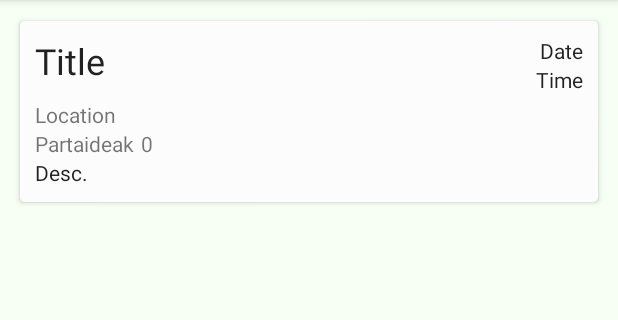
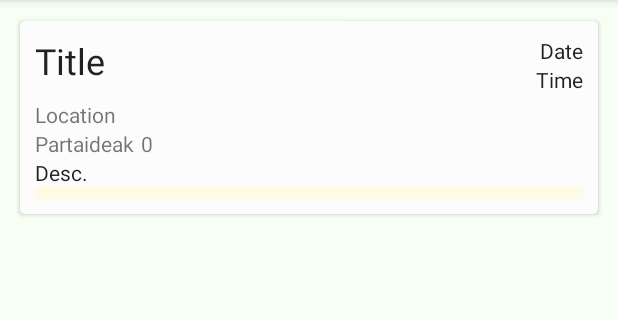
Before and after one commit to XabinCoffee/KuadrilApp, an Android app: the ReadEventActivity screen opened directly, with no data from a screen before it, on a phone screen of 412 x 824 dp, the part 84-404 px from its top. Run offline under Robolectric (Android 15) with nearby library versions, the phone set to English and light mode, and no system bars; our stand-ins replace Firebase (no records; nobody signed in at launch, a user with empty details on screens opened directly); 10 statements that could not run were skipped.

Commit message:
Show event user on detail, TODO: Edit role, add date

```diff
--- a/app/src/main/java/com/kapp/rxabin/kuadrilapp/ReadEventActivity.java
+++ b/app/src/main/java/com/kapp/rxabin/kuadrilapp/ReadEventActivity.java
@@ -5,11 +5,17 @@ import android.os.Build;
 import android.support.v7.app.ActionBar;
 import android.support.v7.app.AppCompatActivity;
 import android.os.Bundle;
+import android.support.v7.widget.LinearLayoutManager;
+import android.support.v7.widget.RecyclerView;
 import android.view.MenuItem;
 import android.view.Window;
 import android.view.WindowManager;
 import android.widget.TextView;
 
+import com.google.firebase.auth.FirebaseAuth;
+import com.google.firebase.auth.FirebaseUser;
+import com.kapp.rxabin.kuadrilapp.adapter.UserInEventAdapter;
+import com.kapp.rxabin.kuadrilapp.database.DbManager;
 import com.kapp.rxabin.kuadrilapp.obj.DateVote;
 import com.kapp.rxabin.kuadrilapp.obj.Event;
 
@@ -21,9 +27,12 @@ public class ReadEventActivity extends AppCompatActivity {
     private TextView members;
     private TextView date;
     private TextView time;
+    private RecyclerView rv;
 
     @Override
     protected void onCreate(Bundle savedInstanceState) {
+
+        FirebaseAuth mAuth = FirebaseAuth.getInstance();
 
         if (Build.VERSION.SDK_INT >= Build.VERSION_CODES.LOLLIPOP) {
             Window window = getWindow();
@@ -48,6 +57,14 @@ public class ReadEventActivity extends AppCompatActivity {
         members = (TextView) findViewById(R.id.tvMembers);
         date = (TextView) findViewById(R.id.tvDate);
         time = (TextView) findViewById(R.id.tvTime);
+        rv = (RecyclerView) findViewById(R.id.rvUsersEvent);
+
+        LinearLayoutManager mLayoutManager = new LinearLayoutManager(this);
+        rv.setLayoutManager(mLayoutManager);
+        UserInEventAdapter uieAdapter = new UserInEventAdapter(this,mAuth.getCurrentUser().getUid(), e.getUserRole());
+        DbManager.getUsernamesFromEvent(uieAdapter,e.getMembers(), mAuth.getCurrentUser().getUid());
+        rv.setAdapter(uieAdapter);
+
 
         title.setText(e.getName().toString());
         location.setText(e.getLocation().toString());
--- a/app/src/main/res/layout/activity_read_event.xml
+++ b/app/src/main/res/layout/activity_read_event.xml
@@ -5,15 +5,19 @@
     android:layout_height="match_parent"
     android:background="@color/background">
 
+    <ScrollView
+        android:layout_width="match_parent"
+        android:layout_height="match_parent">
+
         <android.support.v7.widget.CardView
             android:layout_width="match_parent"
             android:layout_height="wrap_content"
+            android:layout_margin="10dp"
             app:cardBackgroundColor="@color/grey_100"
             app:cardCornerRadius="3dp"
             app:cardElevation="2dp"
             app:cardUseCompatPadding="true"
-        app:contentPadding="4dp"
-        android:layout_margin="10dp">
+            app:contentPadding="4dp">
 
             <LinearLayout
                 android:layout_width="wrap_content"
@@ -84,16 +88,25 @@
                         android:layout_below="@+id/tvDate"
                         android:text="Time"
                         android:textAppearance="@style/TextAppearance.AppCompat" />
+
+                    <RelativeLayout
+                        android:layout_width="match_parent"
+                        android:layout_height="match_parent"
+                        android:layout_below="@id/tvDescription"
+                        android:background="@color/memberbackground">
+
+                        <android.support.v7.widget.RecyclerView
+                            android:id="@+id/rvUsersEvent"
+                            android:layout_width="match_parent"
+                            android:layout_height="match_parent"
+                            android:layout_margin="4dp" />
+                    </RelativeLayout>
+
                 </RelativeLayout>
 
             </LinearLayout>
 
-        <LinearLayout
-            android:layout_width="match_parent"
-            android:layout_height="match_parent"
-            android:orientation="horizontal">
+        </android.support.v7.widget.CardView>
+    </ScrollView>
 
-        </LinearLayout>
-
-    </android.support.v7.widget.CardView>
 </RelativeLayout>
--- a/app/src/main/res/layout/user_pick_row.xml
+++ b/app/src/main/res/layout/user_pick_row.xml
@@ -19,7 +19,8 @@
             android:layout_width="wrap_content"
             android:layout_height="wrap_content"
             android:padding="12dp"
-            android:text="" />
+            android:text="Username"
+            android:textAppearance="@style/TextAppearance.AppCompat.Body1" />
     </android.support.v7.widget.CardView>
 
 </RelativeLayout>
--- a/app/src/main/res/values/colors.xml
+++ b/app/src/main/res/values/colors.xml
@@ -9,5 +9,6 @@
 
     <color name="link">#13b7d4</color>
     <color name="background">#f7fff4</color>
+    <color name="memberbackground">#fffbe3</color>
     <color name="transparent">#00ffffff</color>
 </resources>
--- a/app/src/main/res/values/strings.xml
+++ b/app/src/main/res/values/strings.xml
@@ -31,6 +31,10 @@
     <string name="confirmDeleteEvent">Ekintza hau ezabatu nahi duzu?</string>
     <string name="leaveEvent">Ekintza honetatik irtetea nahi al duzu?</string>
     <string name="members">Partaideak</string>
+    <string name="proposeDate">Data berria\nproposatu</string>
+    <string name="changeRole">Rola aldatu</string>
+
+
 
     <string name="diffPasswords">Pasahitzak ez dira berdinak</string>
     <string name="errorSignup">Ezin izan da kontua sortu, informazioa egokia al da?</string>
```
Also changed, not shown: app/src/main/java/com/kapp/rxabin/kuadrilapp/adapter/UserInEventAdapter.java (added, +121 -0 lines), app/src/main/java/com/kapp/rxabin/kuadrilapp/database/DbManager.java (+33 -0 lines), app/src/main/res/layout/user_role_row.xml (added, +61 -0 lines), 454 other files. Lines whose indentation alone changed are shown as unchanged.
